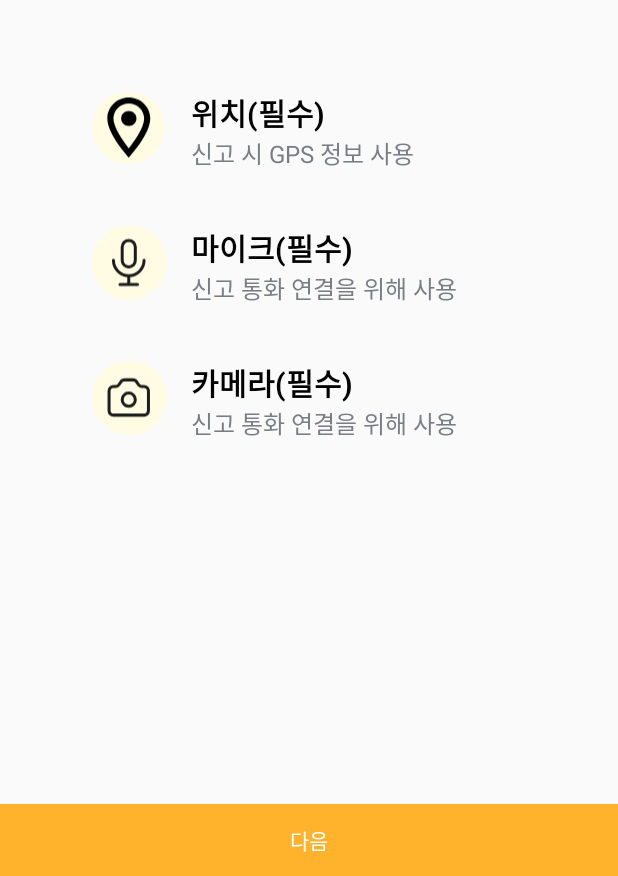
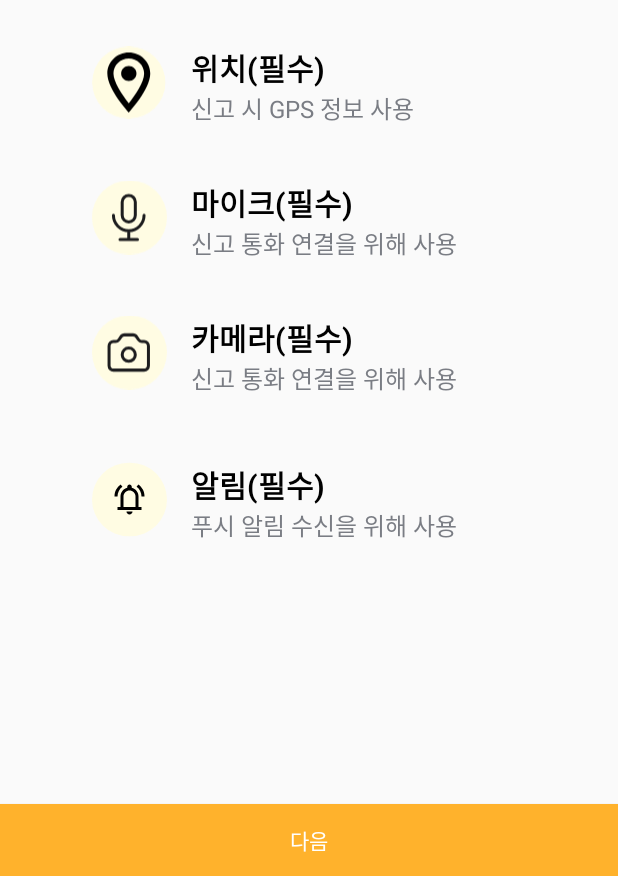
Before and after one commit to jinseobYun/SaveMe_RescU, an Android app: the layout permission_dialog.xml on its own in the app's theme, with its tools: preview values and no code run, on a phone screen of 412 x 824 dp, the part 360-1236 px from its top. Run offline under Robolectric (Android 15) with nearby library versions, the phone set to English and light mode, and no system bars.

Commit message:
Feat: 푸시 알림 동의 문구 추가

```diff
--- a/mobile/saveme/app/src/main/java/com/ssafy/saveme/MainActivity.java
+++ b/mobile/saveme/app/src/main/java/com/ssafy/saveme/MainActivity.java
@@ -58,11 +58,6 @@ public class MainActivity extends AppCompatActivity {
         // FCM 토큰이 SharedPreferences 에 없다면 받아와서 기기에 저장
         if (!sharedPreferenceUtil.checkDeviceToken()) {
             sharedPreferenceUtil.saveDeviceToken();
-        }
-
-        // 위치정보제공에 동의하지 않았다면 동의하도록 유도
-        if (!sharedPreferenceUtil.checkLocationTerms()) {
-            toastUtil.showCustomToast("위치 정보 제공에 동의하셔야 앱을 사용하실 수 있습니다.");
         }
 
         setContentView(R.layout.activity_main);
--- a/mobile/saveme/app/src/main/java/com/ssafy/saveme/SharedPreferenceUtil.java
+++ b/mobile/saveme/app/src/main/java/com/ssafy/saveme/SharedPreferenceUtil.java
@@ -33,14 +33,14 @@ public class SharedPreferenceUtil {
                     @Override
                     public void onComplete(@NonNull Task<String> task) {
                         if (!task.isSuccessful()) {
-                            Toast.makeText(context, "FCM 토큰 가져오기 실패", Toast.LENGTH_SHORT).show();
+                            //Toast.makeText(context, "FCM 토큰 가져오기 실패", Toast.LENGTH_SHORT).show();
                             return;
                         }
 
                         // 새 FCM 토큰을 가져왔습니다.
                         String token = task.getResult();
-                        Toast.makeText(context, "FCM 토큰을 성공적으로 가져왔습니다.", Toast.LENGTH_SHORT).show();
-                        Toast.makeText(context, "FCM 토큰\n" + token, Toast.LENGTH_SHORT).show();
+                        //Toast.makeText(context, "FCM 토큰을 성공적으로 가져왔습니다.", Toast.LENGTH_SHORT).show();
+                        //Toast.makeText(context, "FCM 토큰\n" + token, Toast.LENGTH_SHORT).show();
                         // 토큰을 SharedPreferences에 저장
                         SharedPreferences.Editor editor = sharedPreferences.edit();
                         editor.putString(AppConstants.KEY_FCM_TOKEN, token);
--- /dev/null
+++ b/mobile/saveme/app/src/main/res/drawable/ic_notification.xml
@@ -0,0 +1,12 @@
+<vector xmlns:android="http://schemas.android.com/apk/res/android"
+    android:width="50dp"
+    android:height="50dp"
+    android:viewportWidth="50"
+    android:viewportHeight="50">
+  <path
+      android:pathData="M24.5,0.5L25.5,0.5A24.5,24.5 0,0 1,50 25L50,25A24.5,24.5 0,0 1,25.5 49.5L24.5,49.5A24.5,24.5 0,0 1,0 25L0,25A24.5,24.5 0,0 1,24.5 0.5z"
+      android:fillColor="#FFFCE3"/>
+  <path
+      android:pathData="M15,23C15,21.333 15.371,19.804 16.112,18.413C16.854,17.021 17.85,15.867 19.1,14.95L20.275,16.55C19.275,17.283 18.479,18.208 17.888,19.325C17.296,20.442 17,21.667 17,23H15ZM33,23C33,21.667 32.704,20.442 32.112,19.325C31.521,18.208 30.725,17.283 29.725,16.55L30.9,14.95C32.15,15.867 33.146,17.021 33.888,18.413C34.629,19.804 35,21.333 35,23H33ZM17,32V30H19V23C19,21.617 19.417,20.388 20.25,19.313C21.083,18.237 22.167,17.533 23.5,17.2V16.5C23.5,16.083 23.646,15.729 23.938,15.438C24.229,15.146 24.583,15 25,15C25.417,15 25.771,15.146 26.063,15.438C26.354,15.729 26.5,16.083 26.5,16.5V17.2C27.833,17.533 28.917,18.237 29.75,19.313C30.583,20.388 31,21.617 31,23V30H33V32H17ZM25,35C24.45,35 23.979,34.804 23.587,34.412C23.196,34.021 23,33.55 23,33H27C27,33.55 26.804,34.021 26.413,34.412C26.021,34.804 25.55,35 25,35ZM21,30H29V23C29,21.9 28.608,20.958 27.825,20.175C27.042,19.392 26.1,19 25,19C23.9,19 22.958,19.392 22.175,20.175C21.392,20.958 21,21.9 21,23V30Z"
+      android:fillColor="#000000"/>
+</vector>
--- a/mobile/saveme/app/src/main/res/layout/permission_dialog.xml
+++ b/mobile/saveme/app/src/main/res/layout/permission_dialog.xml
@@ -33,7 +33,7 @@
             android:text="SAVE ME 서비스 사용을 위해 다음 권한의 허용이 필요합니다."
             android:textColor="@color/light_gray"
             android:textSize="16sp"
-            android:layout_marginBottom="60dp"/>
+            android:layout_marginBottom="30dp"/>
 
         <LinearLayout
             android:layout_width="match_parent"
@@ -144,6 +144,40 @@
                         android:textColor="@color/light_gray" />
                 </LinearLayout>
             </LinearLayout>
+            <LinearLayout
+                android:layout_width="match_parent"
+                android:layout_height="wrap_content"
+                android:orientation="horizontal"
+                android:paddingBottom="24dp"
+                android:layout_marginBottom="20dp">
+
+                <ImageView
+                    android:layout_width="50dp"
+                    android:layout_height="50dp"
+                    android:src="@drawable/ic_notification" />
+
+                <LinearLayout
+                    android:layout_width="wrap_content"
+                    android:layout_height="wrap_content"
+                    android:orientation="vertical"
+                    android:paddingStart="16dp">
+
+                    <TextView
+                        android:layout_width="wrap_content"
+                        android:layout_height="wrap_content"
+                        android:text="알림(필수)"
+                        android:textSize="20sp"
+                        android:textStyle="bold"
+                        android:textColor="@android:color/black" />
+
+                    <TextView
+                        android:layout_width="wrap_content"
+                        android:layout_height="wrap_content"
+                        android:text="푸시 알림 수신을 위해 사용"
+                        android:textSize="16sp"
+                        android:textColor="@color/light_gray" />
+                </LinearLayout>
+            </LinearLayout>
         </LinearLayout>
     </LinearLayout>
 
```
